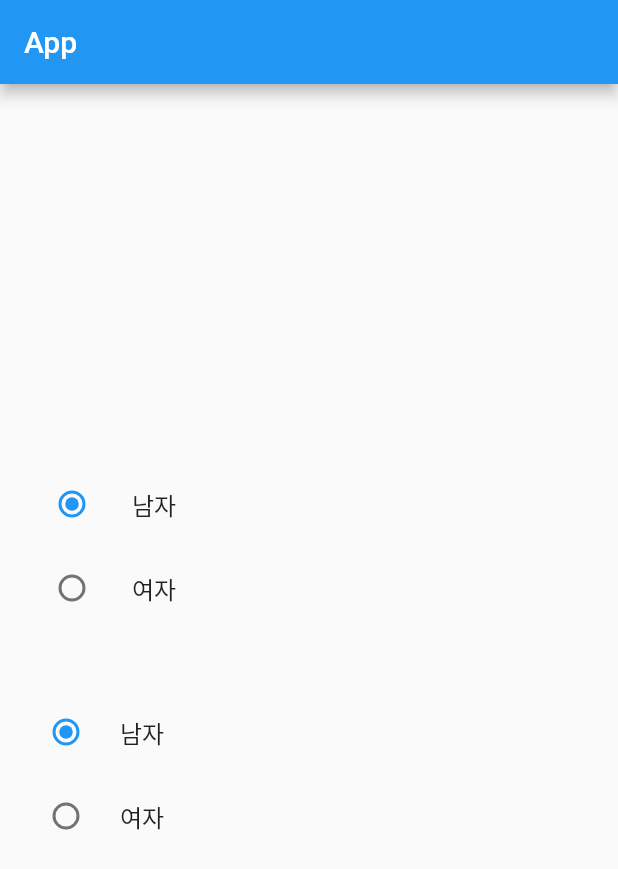
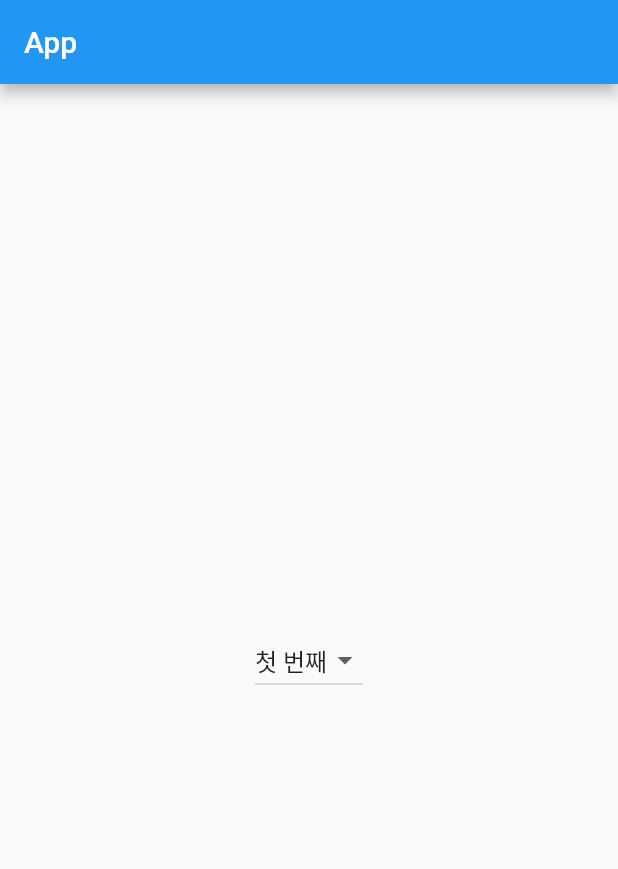
Before and after one commit to wkdgus1164/flutter-study, a Flutter app: the screen it shows after launch, on a phone screen of 412 x 824 dp. Shown: the top 869 px of the screen. Run offline on Flutter 3.47's test engine with Material 2 defaults, Android fonts, the phone set to English and light mode, and no system bars.

Commit message:
feat: DropdownButton, DropdownMenuItem (#3)

```diff
--- a/flutter_app/lib/main.dart
+++ b/flutter_app/lib/main.dart
@@ -17,10 +17,9 @@ class MyHomePage extends StatefulWidget {
   _MyHomePageState createState() => _MyHomePageState();
 }
 
-enum Gender { man, women }
-
 class _MyHomePageState extends State<MyHomePage> {
-  Gender _gender = Gender.man;
+  final _valueList = ['첫 번째', '두 번째', '세 번째'];
+  String _selectedValue = '첫 번째';
 
   @override
   Widget build(BuildContext context) {
@@ -34,53 +33,19 @@ class _MyHomePageState extends State<MyHomePage> {
             child: Column(
               mainAxisAlignment: MainAxisAlignment.center,
               children: <Widget>[
-                ListTile(
-                  title: const Text("남자"),
-                  leading: Radio(
-                    value: Gender.man,
-                    groupValue: _gender,
+                DropdownButton(
+                    value: _selectedValue,
+                    items: _valueList.map(
+                      (value) {
+                        return DropdownMenuItem(
+                            value: value, child: Text(value));
+                      },
+                    ).toList(),
                     onChanged: (value) {
                       setState(() {
-                        _gender = value as Gender;
+                        _selectedValue = value as String;
                       });
-                    },
-                  ),
-                ),
-                ListTile(
-                  title: const Text("여자"),
-                  leading: Radio(
-                    value: Gender.women,
-                    groupValue: _gender,
-                    onChanged: (value) {
-                      setState(() {
-                        _gender = value as Gender;
-                      });
-                    },
-                  ),
-                ),
-                const SizedBox(
-                  height: 40,
-                ),
-                RadioListTile(
-                  title: const Text("남자"),
-                  value: Gender.man,
-                  groupValue: _gender,
-                  onChanged: (value) {
-                    setState(() {
-                      _gender = value as Gender;
-                    });
-                  },
-                ),
-                RadioListTile(
-                  title: const Text("여자"),
-                  value: Gender.women,
-                  groupValue: _gender,
-                  onChanged: (value) {
-                    setState(() {
-                      _gender = value as Gender;
-                    });
-                  },
-                )
+                    })
               ],
             ),
           ),
```
